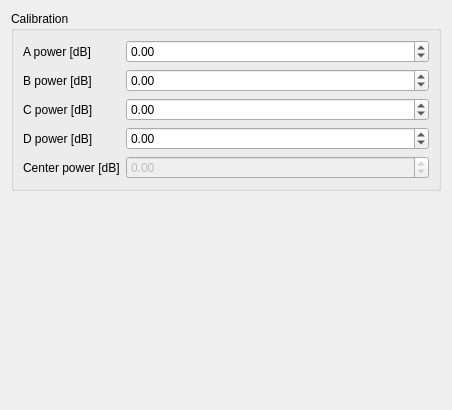
Old version of the form designer/fourphasesettingswidget.ui in the repository diglet48/restim.
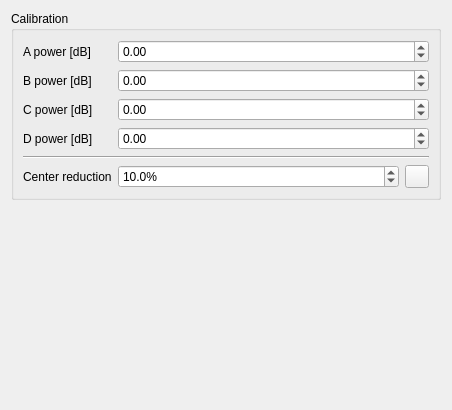
New version of the form. Icons and pictures are not drawn.

```diff
--- a/designer/fourphasesettingswidget.ui
+++ b/designer/fourphasesettingswidget.ui
@@ -112,30 +112,69 @@
         </property>
        </widget>
       </item>
-      <item row="4" column="0">
-       <widget class="QLabel" name="label_5">
+      <item row="4" column="0" colspan="2">
+       <widget class="Line" name="line">
+        <property name="orientation">
+         <enum>Qt::Orientation::Horizontal</enum>
+        </property>
+       </widget>
+      </item>
+      <item row="5" column="0">
+       <widget class="QLabel" name="label_6">
         <property name="text">
-         <string>Center power [dB]</string>
+         <string>Center reduction</string>
         </property>
        </widget>
       </item>
-      <item row="4" column="1">
-       <widget class="QDoubleSpinBox" name="center_power">
-        <property name="enabled">
-         <bool>false</bool>
-        </property>
-        <property name="keyboardTracking">
-         <bool>false</bool>
-        </property>
-        <property name="minimum">
-         <double>-10.000000000000000</double>
-        </property>
-        <property name="maximum">
-         <double>10.000000000000000</double>
-        </property>
-        <property name="singleStep">
-         <double>0.100000000000000</double>
-        </property>
+      <item row="5" column="1">
+       <widget class="QWidget" name="widget" native="true">
+        <layout class="QHBoxLayout" name="horizontalLayout">
+         <property name="leftMargin">
+          <number>0</number>
+         </property>
+         <property name="topMargin">
+          <number>0</number>
+         </property>
+         <property name="rightMargin">
+          <number>0</number>
+         </property>
+         <property name="bottomMargin">
+          <number>0</number>
+         </property>
+         <item>
+          <widget class="QDoubleSpinBox" name="center_reduction">
+           <property name="suffix">
+            <string>%</string>
+           </property>
+           <property name="decimals">
+            <number>1</number>
+           </property>
+           <property name="minimum">
+            <double>0.000000000000000</double>
+           </property>
+           <property name="maximum">
+            <double>20.000000000000000</double>
+           </property>
+           <property name="singleStep">
+            <double>0.100000000000000</double>
+           </property>
+           <property name="value">
+            <double>10.000000000000000</double>
+           </property>
+          </widget>
+         </item>
+         <item>
+          <widget class="QToolButton" name="center_reduction_reset">
+           <property name="text">
+            <string/>
+           </property>
+           <property name="icon">
+            <iconset resource="../resources/restim.qrc">
+             <normaloff>:/restim/arrow-round_poly.svg</normaloff>:/restim/arrow-round_poly.svg</iconset>
+           </property>
+          </widget>
+         </item>
+        </layout>
        </widget>
       </item>
      </layout>
```
Left out of the diff: 68 changed lines with no effect on the pictures.
